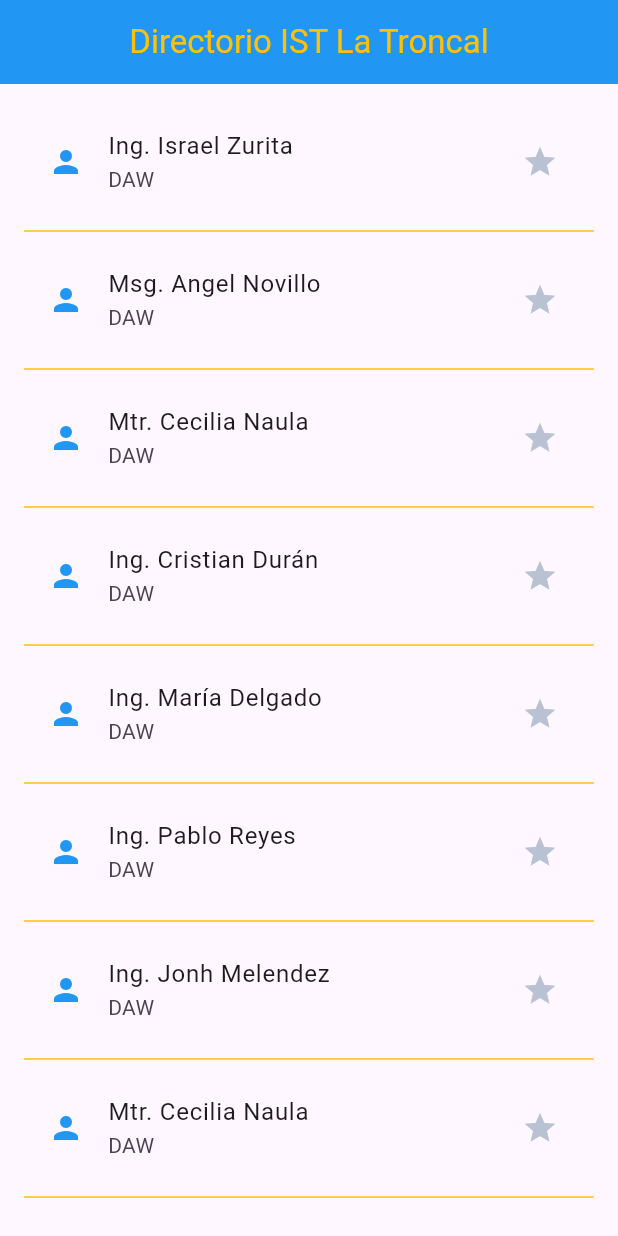
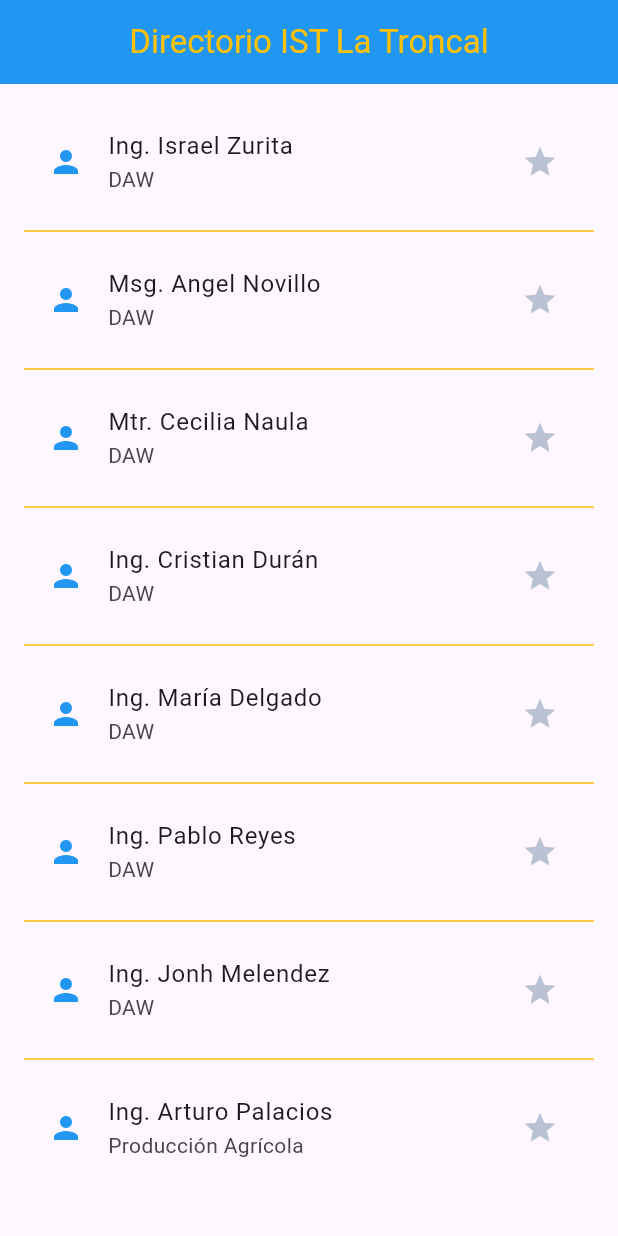
Before and after one commit to bf2012-bf/directorio_istlt, a Flutter app: the screen it shows after launch, on a phone screen of 412 x 824 dp. Run offline on Flutter 3.47's test engine with Material 3 defaults, Android fonts, the phone set to English and light mode, and no system bars.

Commit message:
agregue docente

```diff
--- a/lib/main.dart
+++ b/lib/main.dart
@@ -16,8 +16,7 @@ class MainApp extends StatelessWidget {
     Docente(nombres: "María", apellidos: "Delgado", carrera: "DAW", nivelEstudio: "Ing.",),
     Docente(nombres: "Pablo", apellidos: "Reyes", carrera: "DAW", nivelEstudio: "Ing.",),
     Docente(nombres: "Jonh", apellidos: "Melendez", carrera: "DAW", nivelEstudio: "Ing.",),
-    Docente(nombres: "Cecilia", apellidos: "Naula", carrera: "DAW", nivelEstudio: "Mtr.",),
-    Docente(nombres: "Cecilia", apellidos: "Naula", carrera: "DAW", nivelEstudio: "Mtr.",),
+    Docente(nombres: "Arturo", apellidos: "Palacios", carrera: "Producción Agrícola", nivelEstudio: "Ing.",),
   ];
 
   @override
```
